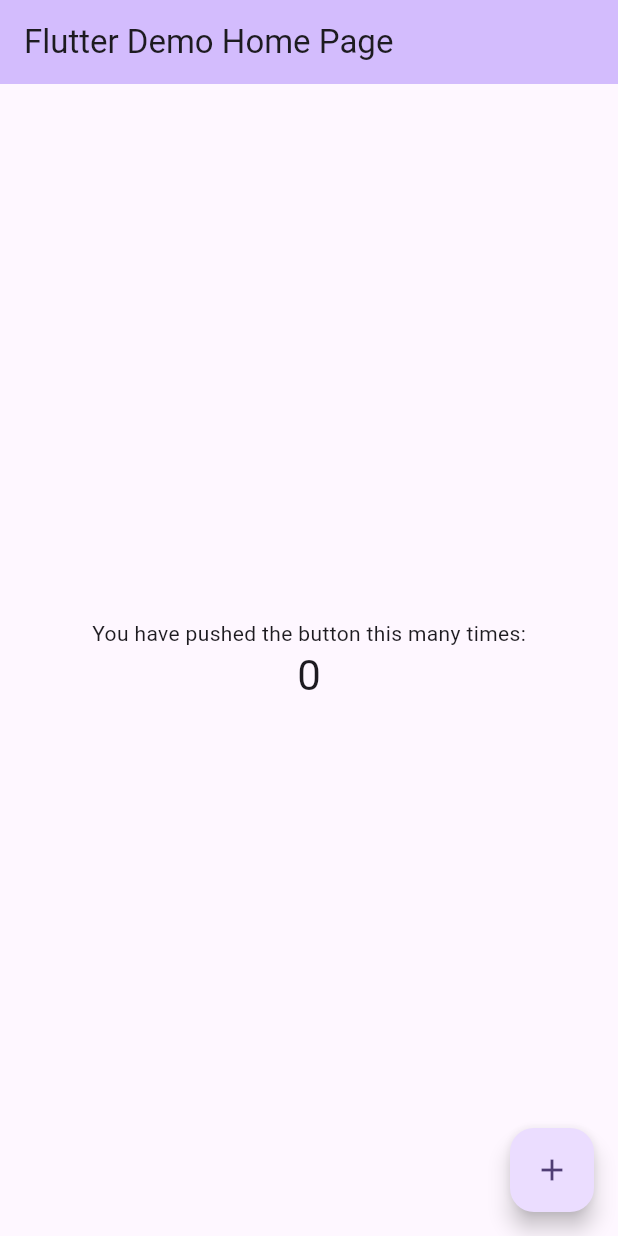
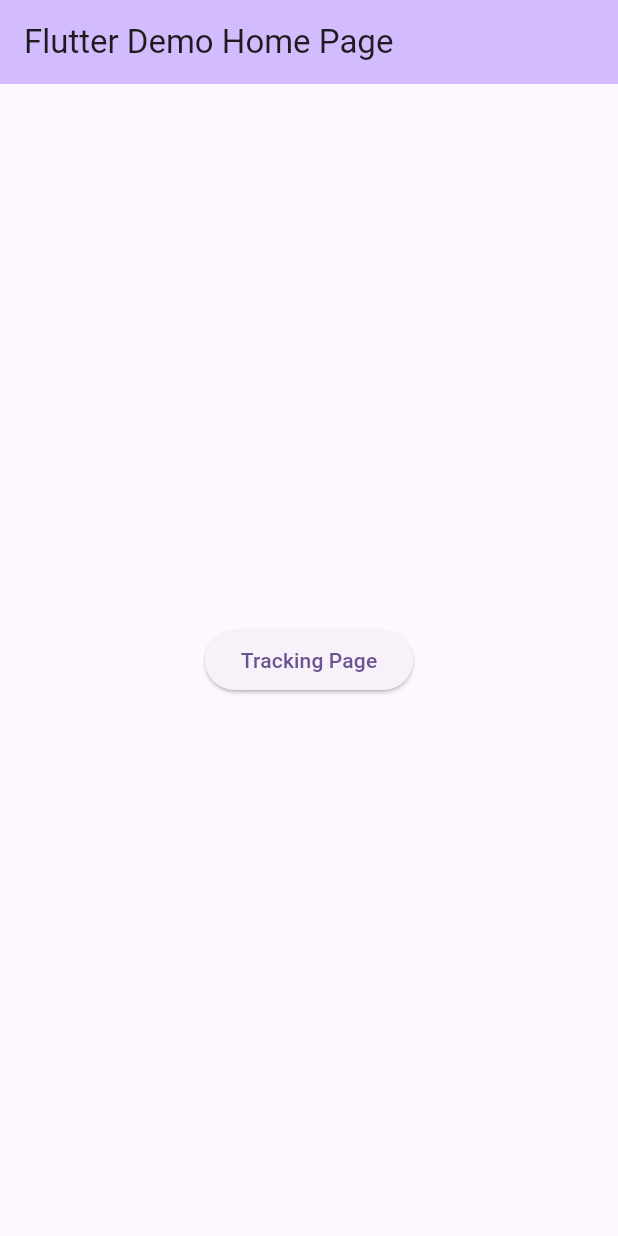
Before and after one commit to wcturnbull/FinanceFriend, a Flutter app: the screen it shows after launch, on a phone screen of 412 x 824 dp. Run offline on Flutter 3.47's test engine with Material 2 defaults, Android fonts, the phone set to English and light mode, and no system bars; missing offline and left inert: dart:html.

Commit message:
Created basic tracking page and navigation

```diff
--- a/lib/main.dart
+++ b/lib/main.dart
@@ -1,4 +1,6 @@
 import 'package:flutter/material.dart';
+
+import 'tracking.dart';
 
 void main() {
   runApp(const MyApp());
@@ -55,71 +57,32 @@ class MyHomePage extends StatefulWidget {
 }
 
 class _MyHomePageState extends State<MyHomePage> {
-  int _counter = 0;
-
-  void _incrementCounter() {
-    setState(() {
-      // This call to setState tells the Flutter framework that something has
-      // changed in this State, which causes it to rerun the build method below
-      // so that the display can reflect the updated values. If we changed
-      // _counter without calling setState(), then the build method would not be
-      // called again, and so nothing would appear to happen.
-      _counter++;
-    });
+  void _navigateToTrackingPage(BuildContext context) {
+    Navigator.of(context).push(MaterialPageRoute(
+      builder: (context) => TrackingPage(title: widget.title),
+      ));
   }
 
   @override
   Widget build(BuildContext context) {
-    // This method is rerun every time setState is called, for instance as done
-    // by the _incrementCounter method above.
-    //
-    // The Flutter framework has been optimized to make rerunning build methods
-    // fast, so that you can just rebuild anything that needs updating rather
-    // than having to individually change instances of widgets.
     return Scaffold(
       appBar: AppBar(
-        // TRY THIS: Try changing the color here to a specific color (to
-        // Colors.amber, perhaps?) and trigger a hot reload to see the AppBar
-        // change color while the other colors stay the same.
         backgroundColor: Theme.of(context).colorScheme.inversePrimary,
-        // Here we take the value from the MyHomePage object that was created by
-        // the App.build method, and use it to set our appbar title.
         title: Text(widget.title),
       ),
       body: Center(
-        // Center is a layout widget. It takes a single child and positions it
-        // in the middle of the parent.
         child: Column(
-          // Column is also a layout widget. It takes a list of children and
-          // arranges them vertically. By default, it sizes itself to fit its
-          // children horizontally, and tries to be as tall as its parent.
-          //
-          // Column has various properties to control how it sizes itself and
-          // how it positions its children. Here we use mainAxisAlignment to
-          // center the children vertically; the main axis here is the vertical
-          // axis because Columns are vertical (the cross axis would be
-          // horizontal).
-          //
-          // TRY THIS: Invoke "debug painting" (choose the "Toggle Debug Paint"
-          // action in the IDE, or press "p" in the console), to see the
-          // wireframe for each widget.
           mainAxisAlignment: MainAxisAlignment.center,
           children: <Widget>[
-            const Text(
-              'You have pushed the button this many times:',
-            ),
-            Text(
-              '$_counter',
-              style: Theme.of(context).textTheme.headlineMedium,
-            ),
+            ElevatedButton(
+                onPressed: () {
+                  _navigateToTrackingPage(context);
+                },
+                child: Text('Tracking Page'),
+              ),
           ],
         ),
       ),
-      floatingActionButton: FloatingActionButton(
-        onPressed: _incrementCounter,
-        tooltip: 'Increment',
-        child: const Icon(Icons.add),
-      ), // This trailing comma makes auto-formatting nicer for build methods.
     );
   }
 }
--- /dev/null
+++ b/lib/tracking.dart
@@ -0,0 +1,30 @@
+import 'package:flutter/material.dart';
+import 'dart:html' as html;
+
+class TrackingPage extends StatefulWidget {
+  const TrackingPage({super.key, required this.title});
+
+  final String title;
+
+  @override
+  State<TrackingPage> createState() => _TrackingPageState();
+}
+
+class _TrackingPageState extends State<TrackingPage> {
+  @override
+  Widget build(BuildContext context) {
+    return MaterialApp(
+      home: Scaffold(
+        appBar: AppBar(
+          title: Text('Tracking'),
+        ),
+        body: Center(
+          child: Text(
+            'This is the tracking page',
+            style: TextStyle(fontSize: 24.0),
+          ),
+        ),
+      ),
+    );
+  }
+}
```
Also changed, not shown: 8 other files.
